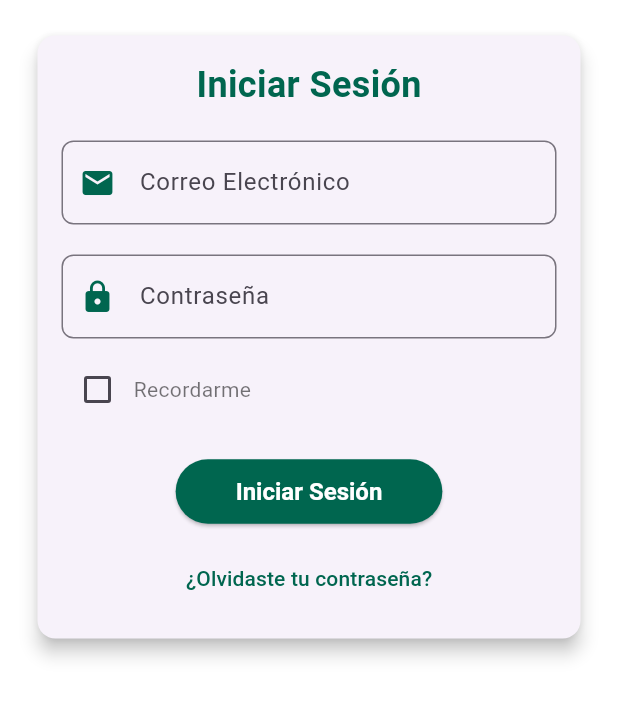
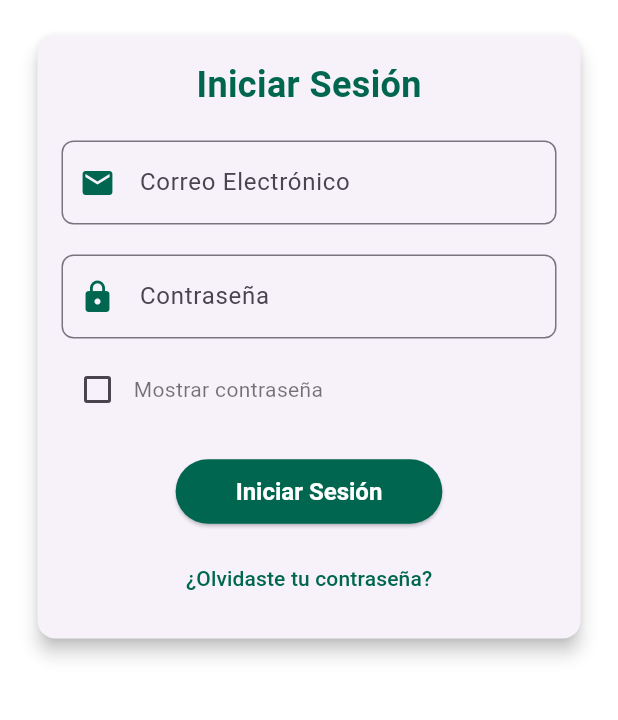
Before and after one commit to Arielo16/UniTask, a Flutter app: the screen it shows after launch, on a phone screen of 412 x 824 dp, the part 488-1208 px from its top. Run offline on Flutter 3.47's test engine with Material 3 defaults, Android fonts, the phone set to English and light mode, and no system bars.

Commit message:
cambio_button_mostrarcontraseña

```diff
--- a/Movil/unitask_movil/lib/widgets/card_inicio_sesion.dart
+++ b/Movil/unitask_movil/lib/widgets/card_inicio_sesion.dart
@@ -95,7 +95,7 @@ class CardInicioSesion extends StatelessWidget {
                         activeColor: const Color(0xFF00664F),
                       ),
                       const Text(
-                        'Recordarme',
+                        'Mostrar contraseña',
                         style: TextStyle(color: Colors.black54),
                       ),
                     ],
```
